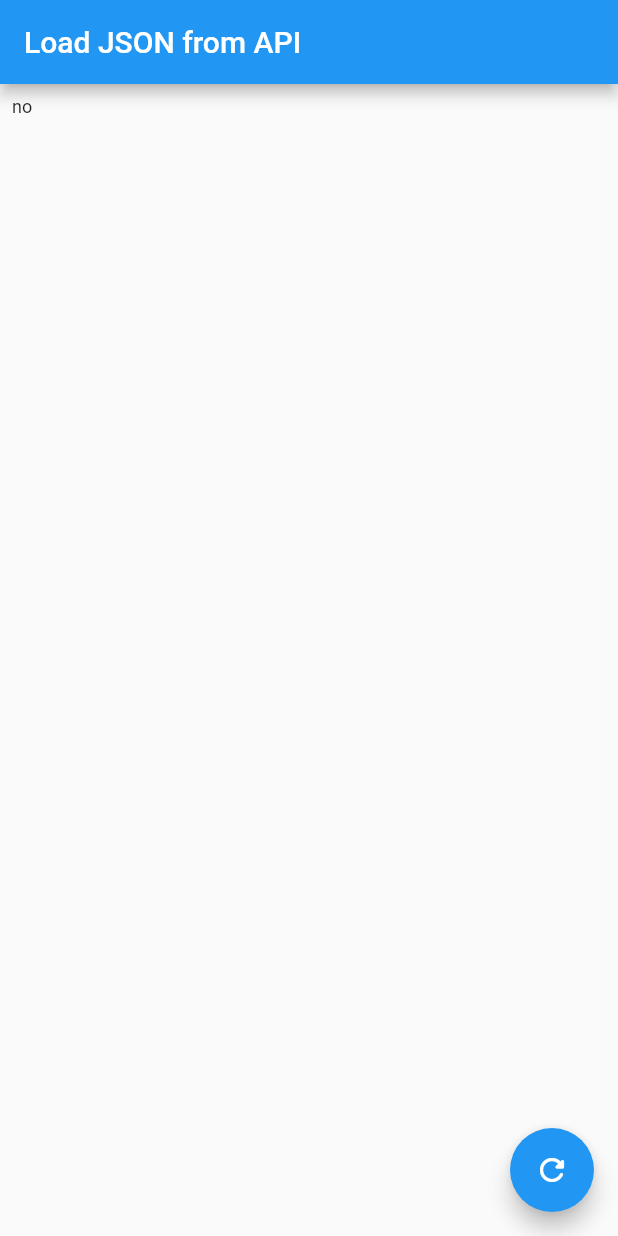
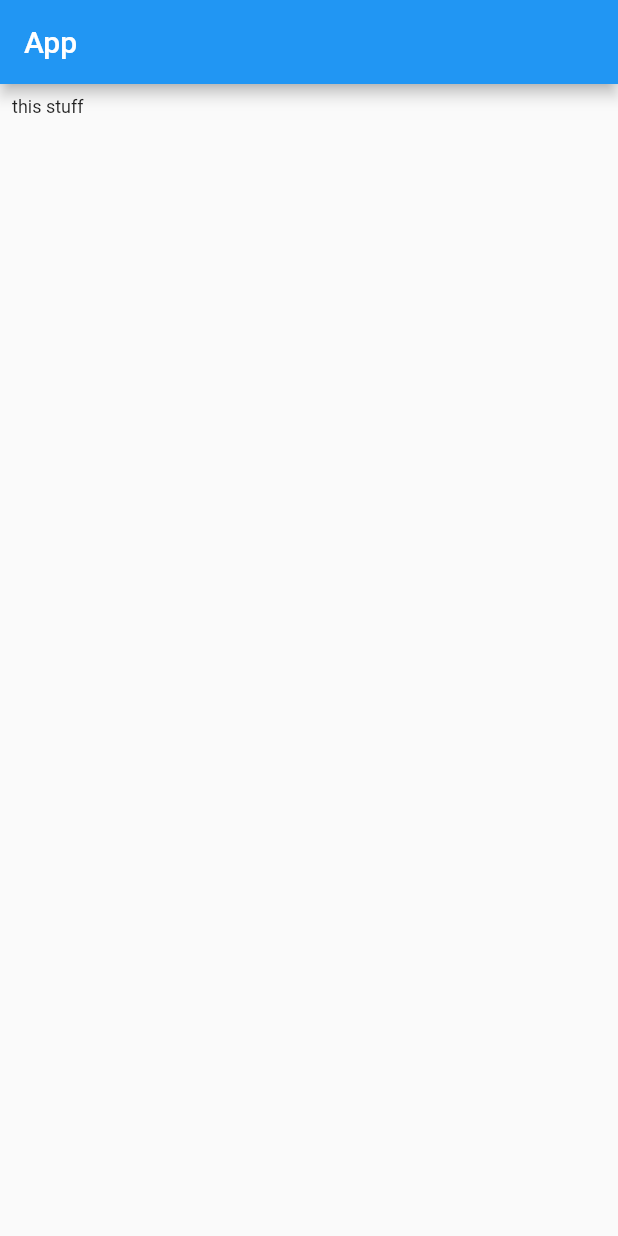
Before and after one commit to ricardoalcocer/flutter_api_consumer, a Flutter app: the screen it shows after launch, on a phone screen of 412 x 824 dp. Run offline on Flutter 3.47's test engine with Material 2 defaults, Android fonts, the phone set to English and light mode, and no system bars; our stand-ins replace bloc, equatable, flutter_bloc.

Commit message:
cubits flow ready

```diff
--- /dev/null
+++ b/lib/cubit/app_cubit_logic.dart
@@ -0,0 +1,24 @@
+import 'package:flutter/material.dart';
+import 'package:flutter_bloc/flutter_bloc.dart';
+import '../pages/home_page.dart';
+import '../cubit/app_cubit_states.dart';
+import 'app_cubits.dart';
+
+class AppCubitLogic extends StatelessWidget {
+  const AppCubitLogic({super.key});
+
+  @override
+  Widget build(BuildContext context) {
+    return Scaffold(
+      body: BlocBuilder<AppCubits, CubitStates>(
+        builder: (context, state) {
+          if (state is Homestate) {
+            return const HomePage();
+          } else {
+            return Container();
+          }
+        },
+      ),
+    );
+  }
+}
--- /dev/null
+++ b/lib/cubit/app_cubit_states.dart
@@ -0,0 +1,13 @@
+import 'package:equatable/equatable.dart';
+
+abstract class CubitStates extends Equatable {}
+
+class InitialState extends CubitStates {
+  @override
+  List<Object> get props => [];
+}
+
+class Homestate extends CubitStates {
+  @override
+  List<Object> get props => [];
+}
--- /dev/null
+++ b/lib/cubit/app_cubits.dart
@@ -0,0 +1,9 @@
+import 'package:bloc/bloc.dart';
+import 'package:consume_api/cubit/app_cubit_states.dart';
+
+class AppCubits extends Cubit<CubitStates> {
+  // AppCubits(super.initialState);
+  AppCubits() : super(InitialState()) {
+    emit(Homestate());
+  }
+}
--- a/lib/main.dart
+++ b/lib/main.dart
@@ -1,4 +1,8 @@
 import 'package:flutter/material.dart';
+import 'package:consume_api/cubit/app_cubit_logic.dart';
+import 'package:consume_api/cubit/app_cubits.dart';
+import 'package:consume_api/pages/home_page.dart';
+import 'package:flutter_bloc/flutter_bloc.dart';
 
 void main() {
   runApp(const MyApp());
@@ -10,71 +14,40 @@ class MyApp extends StatelessWidget {
   // This widget is the root of your application.
   @override
   Widget build(BuildContext context) {
+    // String app_title = "Load JSON from API";
+
     return MaterialApp(
       title: 'Flutter Demo',
       theme: ThemeData(
         primarySwatch: Colors.blue,
       ),
-      home: const Example1(
-        title: 'Load JSON from API',
+      home: BlocProvider<AppCubits>(
+        create: (context) => AppCubits(),
+        child: const AppCubitLogic(),
       ),
     );
   }
 }
 
-class Example1 extends StatefulWidget {
-  const Example1({super.key, required this.title});
+// class Example1 extends StatefulWidget {
+//   const Example1({super.key, required this.title});
 
-  final String title;
+//   final String title;
 
-  @override
-  State<Example1> createState() => _Example1State();
-}
+//   @override
+//   State<Example1> createState() => _Example1State();
+// }
 
-class _Example1State extends State<Example1> {
-  // int _counter = 0;
-  String _jsondata = "no";
-
-  void _incrementCounter() {
-    setState(
-      () {
-        _jsondata = "no, nope";
-      },
-    );
-  }
-
-  @override
-  Widget build(BuildContext context) {
-    return Scaffold(
-      appBar: AppBar(
-        title: Text(
-          widget.title,
-        ),
-      ),
-      body: Column(
-        mainAxisAlignment: MainAxisAlignment.start,
-        children: <Widget>[
-          Padding(
-            padding: const EdgeInsets.all(8.0),
-            child: Text(
-              _jsondata,
-              textAlign: TextAlign.left,
-              style: const TextStyle(
-                fontSize: 12,
-              ),
-            ),
-          ),
-        ],
-      ),
-      floatingActionButton: FloatingActionButton(
-        onPressed: () {
-          _incrementCounter();
-        },
-        tooltip: 'Increment',
-        child: const Icon(
-          Icons.refresh_rounded,
-        ),
-      ), // This trailing comma makes auto-formatting nicer for build methods.
-    );
-  }
-}
+// class _Example1State extends State<Example1> {
+//   @override
+//   Widget build(BuildContext context) {
+//     return Scaffold(
+//       appBar: AppBar(
+//         title: Text(
+//           widget.title,
+//         ),
+//       ),
+//       body: const SomeStuff(),
+//     );
+//   }
+// }
--- /dev/null
+++ b/lib/pages/home_page.dart
@@ -0,0 +1,29 @@
+import 'package:flutter/material.dart';
+
+class HomePage extends StatelessWidget {
+  const HomePage({super.key});
+
+  @override
+  Widget build(BuildContext context) {
+    return Scaffold(
+      appBar: AppBar(
+        title: const Text("App"),
+      ),
+      body: Column(
+        mainAxisAlignment: MainAxisAlignment.start,
+        children: const <Widget>[
+          Padding(
+            padding: EdgeInsets.all(8.0),
+            child: Text(
+              "this stuff",
+              textAlign: TextAlign.left,
+              style: TextStyle(
+                fontSize: 12,
+              ),
+            ),
+          ),
+        ],
+      ),
+    );
+  }
+}
--- a/pubspec.yaml
+++ b/pubspec.yaml
@@ -36,6 +36,10 @@ dependencies:
   # The following adds the Cupertino Icons font to your application.
   # Use with the CupertinoIcons class for iOS style icons.
   cupertino_icons: ^1.0.2
+  bloc:
+  flutter_bloc:
+  equatable:
+  http:
 
 dev_dependencies:
   flutter_test:
```
Also changed, not shown: pubspec.lock.
